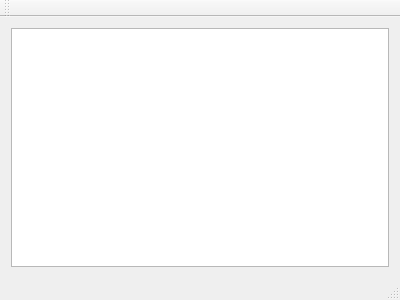
SchrodingersGat/qtip-can, file qtip-can-ui/mainwindow.ui: the form before one commit.
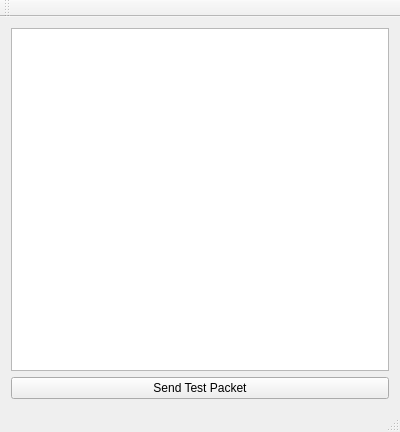
The form after the commit.

Commit message: Send a test packet

The edit to the form file:
```diff
--- a/qtip-can-ui/mainwindow.ui
+++ b/qtip-can-ui/mainwindow.ui
@@ -7,7 +7,7 @@
     <x>0</x>
     <y>0</y>
     <width>400</width>
-    <height>300</height>
+    <height>432</height>
    </rect>
   </property>
   <property name="windowTitle">
@@ -22,6 +22,13 @@
       </property>
      </widget>
     </item>
+    <item row="1" column="0">
+     <widget class="QPushButton" name="sendPacket">
+      <property name="text">
+       <string>Send Test Packet</string>
+      </property>
+     </widget>
+    </item>
    </layout>
   </widget>
   <widget class="QMenuBar" name="menuBar">
```
The commit also changes 5 other files.
